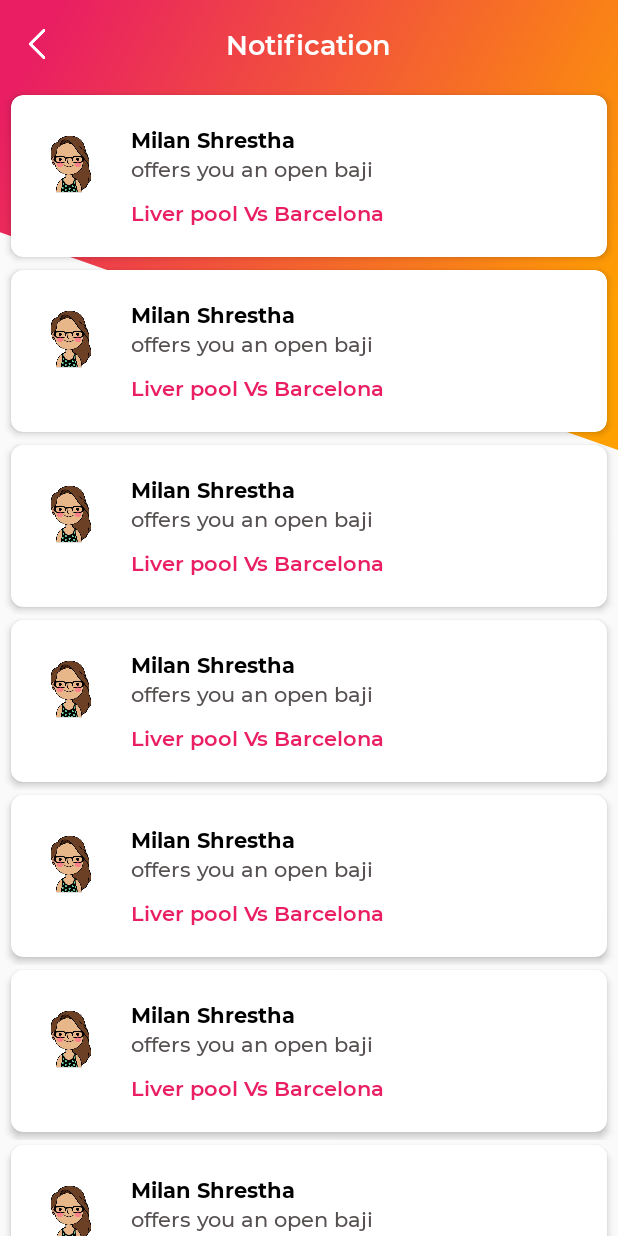
After one commit to milan837/baji, an Android app: the NotificationActivity screen opened directly, with no data from a screen before it, on a phone screen of 412 x 824 dp. The commit adds this screen. Run offline under Robolectric (Android 15) with nearby library versions, the phone set to English and light mode, and no system bars; our stand-ins replace ButterKnife; network calls fail.

Commit message:
paytm set up notification activity

```diff
--- /dev/null
+++ b/app/src/main/java/com/example/baji/HomeActivity/MatchesFragment/MatchesProfile/BottomFragment/PaymentMethod/Model/PaytmChecksumResponsePojo.java
@@ -0,0 +1,4 @@
+package com.example.baji.HomeActivity.MatchesFragment.MatchesProfile.BottomFragment.PaymentMethod.Model;
+
+public class PaytmChecksumResponsePojo {
+}
--- /dev/null
+++ b/app/src/main/java/com/example/baji/NotificationActivity/NotificationActivity.java
@@ -0,0 +1,71 @@
+package com.example.baji.NotificationActivity;
+
+import android.os.Bundle;
+import android.view.View;
+import android.widget.RelativeLayout;
+
+import androidx.recyclerview.widget.DefaultItemAnimator;
+import androidx.recyclerview.widget.LinearLayoutManager;
+import androidx.recyclerview.widget.RecyclerView;
+
+import com.example.baji.BaseClasses.BaseActivity;
+import com.example.baji.R;
+
+import java.util.ArrayList;
+import java.util.List;
+
+import butterknife.BindView;
+import butterknife.ButterKnife;
+
+
+public class NotificationActivity extends BaseActivity {
+
+    @BindView(R.id.recyclerview)
+    RecyclerView recyclerView;
+
+    @BindView(R.id.back_button)
+    RelativeLayout backIcon;
+
+    NotificationRecyclerViewAdapter adapter;
+    List<String> list=new ArrayList<>();
+
+    @Override
+    protected void onCreate(Bundle savedInstanceState) {
+        makeFullScreen();
+        super.onCreate(savedInstanceState);
+        setContentView(R.layout.activity_notification);
+        ButterKnife.bind(this);
+        initView();
+
+    }
+
+    public void initView(){
+        list.add("Milan Shrestha");
+        list.add("Kumar Shrestha");
+        list.add("Anil Shrestha");
+        list.add("susant Shrestha");
+        list.add("Priya Shrestha");
+        list.add("anjana Shrestha");
+        list.add("seenu Shrestha");
+        list.add("rajat Shrestha");
+
+
+        backIcon.setOnClickListener(new View.OnClickListener() {
+            @Override
+            public void onClick(View v) {
+                finish();
+            }
+        });
+
+        adapter=new NotificationRecyclerViewAdapter(this,list);
+        recyclerView.setLayoutManager(new LinearLayoutManager(this));
+        recyclerView.setItemAnimator(new DefaultItemAnimator());
+        recyclerView.setAdapter(adapter);
+        recyclerView.getAdapter().notifyDataSetChanged();
+        recyclerView.setNestedScrollingEnabled(false);
+
+    }
+
+
+
+}
--- /dev/null
+++ b/app/src/main/java/com/example/baji/NotificationActivity/NotificationRecyclerViewAdapter.java
@@ -0,0 +1,59 @@
+package com.example.baji.NotificationActivity;
+
+import android.content.Context;
+import android.view.LayoutInflater;
+import android.view.View;
+import android.view.ViewGroup;
+import android.widget.TextView;
+
+import androidx.annotation.NonNull;
+import androidx.recyclerview.widget.RecyclerView;
+
+import com.example.baji.R;
+
+import java.util.List;
+
+import butterknife.BindView;
+import butterknife.ButterKnife;
+
+public class NotificationRecyclerViewAdapter extends RecyclerView.Adapter<NotificationRecyclerViewAdapter.MyViewHolder> {
+
+    Context context;
+    List<String> list;
+
+    public NotificationRecyclerViewAdapter(Context context, List<String> list) {
+        this.context = context;
+        this.list = list;
+    }
+
+    @NonNull
+    @Override
+    public MyViewHolder onCreateViewHolder(@NonNull ViewGroup parent, int viewType) {
+        return new MyViewHolder(LayoutInflater.from(context).inflate(R.layout.adapter_notification_layout,parent,false));
+    }
+
+    @Override
+    public void onBindViewHolder(@NonNull MyViewHolder holder, int position) {
+    }
+
+    @Override
+    public int getItemCount() {
+        return list.size();
+    }
+
+    public class MyViewHolder extends RecyclerView.ViewHolder {
+        @BindView(R.id.username)
+        TextView username;
+
+        @BindView(R.id.ntf_desc)
+        TextView descNtf;
+
+        @BindView(R.id.type_ntf)
+        TextView typeNtf;
+
+        public MyViewHolder(@NonNull View itemView) {
+            super(itemView);
+            ButterKnife.bind(this,itemView);
+        }
+    }
+}
--- /dev/null
+++ b/app/src/main/res/layout/activity_notification.xml
@@ -0,0 +1,13 @@
+<?xml version="1.0" encoding="utf-8"?>
+<androidx.coordinatorlayout.widget.CoordinatorLayout xmlns:android="http://schemas.android.com/apk/res/android"
+    xmlns:app="http://schemas.android.com/apk/res-auto"
+    xmlns:tools="http://schemas.android.com/tools"
+    android:layout_width="match_parent"
+    android:layout_height="match_parent"
+    tools:context=".NotificationActivity.NotificationActivity">
+
+
+    <include layout="@layout/content_notification" />
+
+
+</androidx.coordinatorlayout.widget.CoordinatorLayout>
--- /dev/null
+++ b/app/src/main/res/layout/adapter_notification_layout.xml
@@ -0,0 +1,75 @@
+<?xml version="1.0" encoding="utf-8"?>
+<LinearLayout xmlns:android="http://schemas.android.com/apk/res/android"
+    xmlns:app="http://schemas.android.com/apk/res-auto"
+    android:orientation="vertical"
+    android:layout_width="match_parent"
+    android:layout_height="wrap_content">
+
+
+    <androidx.cardview.widget.CardView
+        android:layout_marginLeft="7dp"
+        android:layout_marginRight="7dp"
+        android:layout_marginBottom="5dp"
+        android:layout_marginTop="3dp"
+        android:layout_width="match_parent"
+        android:layout_height="wrap_content"
+        android:background="#000"
+        app:cardCornerRadius="8dp"
+        app:cardElevation="3dp">
+
+        <RelativeLayout
+            android:padding="10dp"
+            android:layout_width="match_parent"
+            android:layout_height="wrap_content">
+
+            <ImageView
+                android:layout_marginTop="6dp"
+                android:layout_width="60dp"
+                android:layout_height="60dp"
+                android:id="@+id/user_image"
+                android:src="@raw/profile_pic"/>
+
+            <LinearLayout
+                android:layout_toRightOf="@+id/user_image"
+                android:orientation="vertical"
+                android:padding="10dp"
+                android:layout_width="match_parent"
+                android:layout_height="wrap_content">
+
+                    <TextView
+                        android:layout_width="wrap_content"
+                        android:layout_height="wrap_content"
+                        android:id="@+id/username"
+                        android:textSize="14dp"
+                        android:text="Milan Shrestha"
+                        android:textColor="#000"
+                        android:fontFamily="@font/bold"/>
+
+                    <TextView
+                        android:layout_width="wrap_content"
+                        android:layout_height="wrap_content"
+                        android:textSize="14dp"
+                        android:id="@+id/ntf_desc"
+                        android:text="offers you an open baji"
+                        android:textColor="@color/gray"
+                        android:fontFamily="@font/medium"/>
+
+
+                    <TextView
+                        android:layout_marginTop="10dp"
+                        android:id="@+id/type_ntf"
+                        android:layout_width="wrap_content"
+                        android:layout_height="wrap_content"
+                        android:textSize="14dp"
+                        android:text="Liver pool Vs Barcelona"
+                        android:textColor="@color/appColor1"
+                        android:fontFamily="@font/semibold"/>
+
+
+            </LinearLayout>
+
+
+        </RelativeLayout>
+    </androidx.cardview.widget.CardView>
+
+</LinearLayout>
--- /dev/null
+++ b/app/src/main/res/layout/content_notification.xml
@@ -0,0 +1,94 @@
+<?xml version="1.0" encoding="utf-8"?>
+<RelativeLayout xmlns:android="http://schemas.android.com/apk/res/android"
+    xmlns:app="http://schemas.android.com/apk/res-auto"
+    xmlns:tools="http://schemas.android.com/tools"
+    android:layout_width="match_parent"
+    android:layout_height="match_parent"
+    app:layout_behavior="@string/appbar_scrolling_view_behavior"
+    tools:context=".NotificationActivity.NotificationActivity"
+    tools:showIn="@layout/activity_notification">
+
+    <RelativeLayout
+        android:layout_width="match_parent"
+        android:layout_height="300dp"
+        android:background="@drawable/background_cutter_layout">
+
+    </RelativeLayout>
+
+    <androidx.core.widget.NestedScrollView
+        android:layout_width="match_parent"
+        android:layout_height="wrap_content">
+
+    <LinearLayout
+        android:focusableInTouchMode="true"
+        android:focusable="true"
+        android:layout_marginTop="20dp"
+        android:layout_width="match_parent"
+        android:layout_height="wrap_content"
+        android:orientation="vertical">
+
+
+        <!-- tool bar -->
+        <RelativeLayout
+            android:focusableInTouchMode="true"
+            android:focusable="true"
+            android:layout_width="match_parent"
+            android:layout_height="60dp"
+            android:id="@+id/toolbar"
+            app:layout_collapseMode="parallax">
+
+        <!-- back button-->
+        <RelativeLayout
+            android:layout_width="50dp"
+            android:layout_height="50dp"
+            android:id="@+id/back_button"
+            android:layout_alignParentLeft="true"
+            android:layout_centerVertical="true">
+
+            <ImageView
+                android:layout_centerVertical="true"
+                android:layout_centerHorizontal="true"
+                android:layout_width="20dp"
+                android:layout_height="20dp"
+                android:src="@raw/back_arrow"/>
+
+        </RelativeLayout>
+
+        <!-- middle title names -->
+        <LinearLayout
+            android:layout_centerVertical="true"
+            android:layout_centerHorizontal="true"
+            android:layout_marginLeft="15dp"
+            android:layout_width="wrap_content"
+            android:layout_height="wrap_content"
+            android:orientation="vertical">
+
+            <TextView
+                android:layout_gravity="center_horizontal"
+                android:layout_width="wrap_content"
+                android:layout_height="wrap_content"
+                android:id="@+id/game_title_name"
+                android:textSize="18dp"
+                android:text="Notification"
+                android:textColor="#FFF"
+                android:fontFamily="@font/semibold"/>
+
+
+        </LinearLayout>
+
+
+        </RelativeLayout>
+
+        <androidx.recyclerview.widget.RecyclerView
+            android:layout_width="match_parent"
+            android:layout_height="match_parent"
+            android:id="@+id/recyclerview"
+            android:focusableInTouchMode="true"
+            android:focusable="true">
+
+        </androidx.recyclerview.widget.RecyclerView>
+    </LinearLayout>
+
+
+    </androidx.core.widget.NestedScrollView>
+</RelativeLayout>
--- a/app/src/main/res/values/strings.xml
+++ b/app/src/main/res/values/strings.xml
@@ -5,4 +5,5 @@
     <string name="title_home">Home</string>
     <string name="title_dashboard">Dashboard</string>
     <string name="title_notifications">Notifications</string>
+    <string name="title_activity_notification">NotificationActivity</string>
 </resources>
--- a/app/src/main/res/values/styles.xml
+++ b/app/src/main/res/values/styles.xml
@@ -39,13 +39,11 @@
     <!--    <style name="AppTheme" parent="Theme.AppCompat.Light.NoActionBar">-->
     <!--    </style>-->
 
-    <style name="AppBottomSheetDialogTheme"
-        parent="Theme.Design.Light.BottomSheetDialog">
+    <style name="AppBottomSheetDialogTheme" parent="Theme.Design.Light.BottomSheetDialog">
         <item name="bottomSheetStyle">@style/AppModalStyle</item>
     </style>
 
-    <style name="AppModalStyle"
-        parent="Widget.Design.BottomSheet.Modal">
+    <style name="AppModalStyle" parent="Widget.Design.BottomSheet.Modal">
         <item name="android:background">@drawable/bottom_sheet_white_bg</item>
     </style>
 
```
Also changed, not shown: app/build.gradle (+4 -3 lines), app/src/main/AndroidManifest.xml (+8 -3 lines), app/src/main/java/com/example/baji/HomeActivity/ActiveBajiListFragment/ActiveBajiListFragment.java (+14 -0 lines), app/src/main/java/com/example/baji/HomeActivity/MatchesFragment/MatchesProfile/BottomFragment/PaymentMethod/PayMentMethodBottomContract.java (added, +14 -0 lines), app/src/main/java/com/example/baji/HomeActivity/MatchesFragment/MatchesProfile/BottomFragment/PaymentMethod/PayMentMethodBottomPresenter.java (added, +28 -0 lines), app/src/main/java/com/example/baji/HomeActivity/MatchesFragment/MatchesProfile/BottomFragment/PaymentMethod/PayMentMethodBottomRepository.java (added, +19 -0 lines), app/src/main/java/com/example/baji/HomeActivity/MatchesFragment/MatchesProfile/BottomFragment/PaymentMethod/PaymentMethodBottomFragment.java (+89 -1 lines), app/src/main/java/com/example/baji/HomeActivity/MatchesFragment/MatchesProfile/MatchesProfileFragment.java (+13 -0 lines), app/src/main/java/com/example/baji/HomeActivity/ProfileFragment/ProfileFragment.java (+14 -0 lines), app/src/main/java/com/example/baji/HomeActivity/SettingFragment/SettingFragment.java (+22 -0 lines). Lines whose indentation alone changed are shown as unchanged.
